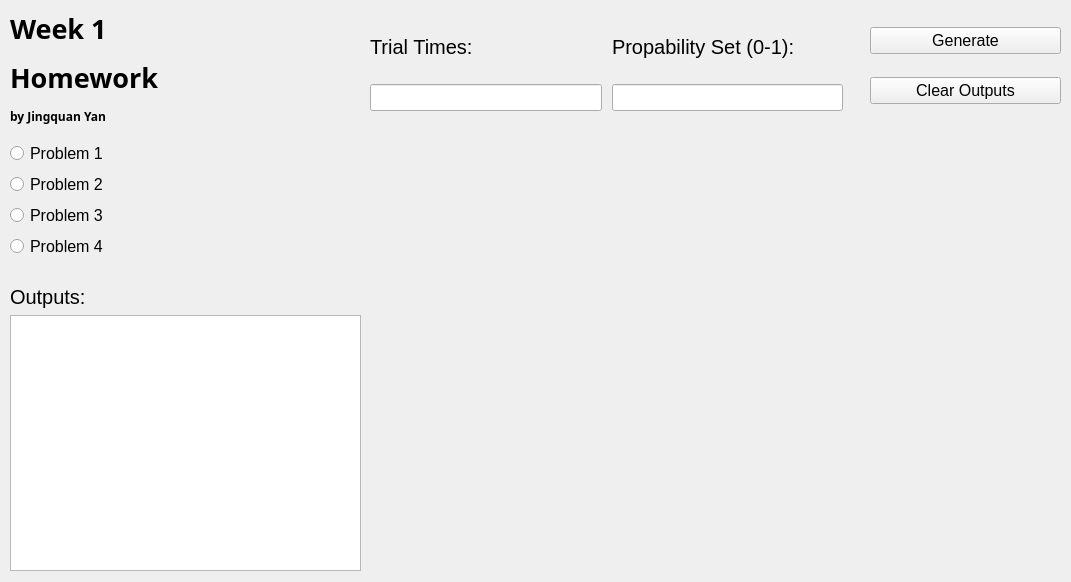
First picture: the form in HW1/mainWindow.ui, repository ethanyanjq/EE511, before the edit.
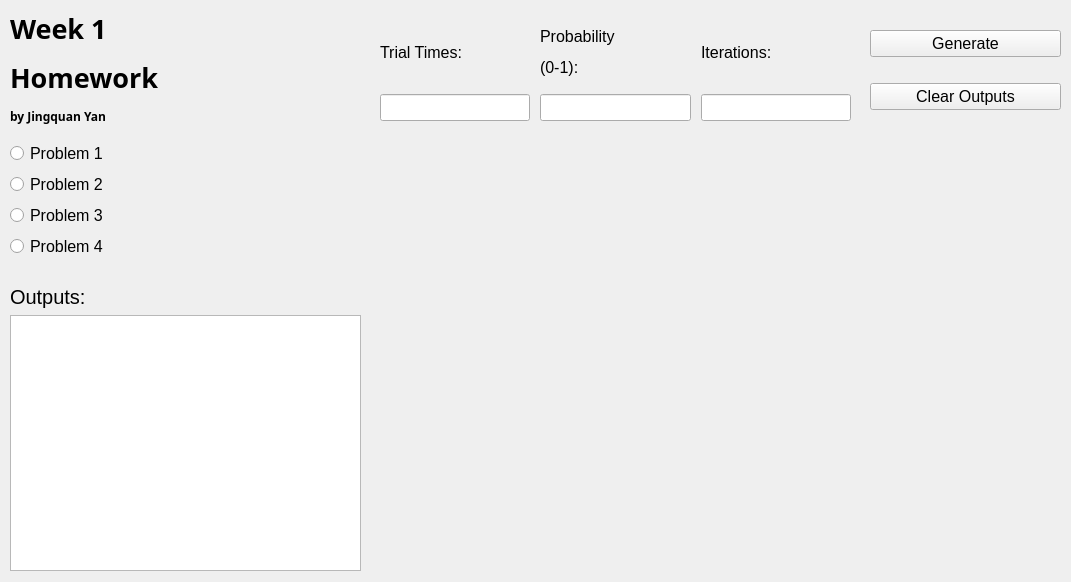
Second picture: the form after the edit. Custom widgets are drawn as their Qt base class.

What changed in the file:
```diff
--- a/HW1/mainWindow.ui
+++ b/HW1/mainWindow.ui
@@ -140,10 +140,10 @@
    <widget class="QWidget" name="gridLayoutWidget">
     <property name="geometry">
      <rect>
-      <x>360</x>
+      <x>370</x>
       <y>10</y>
-      <width>493</width>
-      <height>111</height>
+      <width>491</width>
+      <height>121</height>
      </rect>
     </property>
     <layout class="QGridLayout" name="gridLayout">
@@ -166,28 +166,19 @@
       <widget class="QLabel" name="label_4">
        <property name="font">
         <font>
-         <pointsize>15</pointsize>
-        </font>
-       </property>
-       <property name="text">
-        <string>Propability Set (0-1):</string>
-       </property>
-      </widget>
-     </item>
-     <item row="1" column="1">
-      <widget class="QLineEdit" name="lineEdit_2">
-       <property name="font">
-        <font>
          <pointsize>12</pointsize>
         </font>
        </property>
+       <property name="text">
+        <string>&lt;html&gt;&lt;head/&gt;&lt;body&gt;&lt;p&gt;Probability&lt;/p&gt;&lt;p&gt;(0-1):&lt;/p&gt;&lt;/body&gt;&lt;/html&gt;</string>
+       </property>
       </widget>
      </item>
      <item row="0" column="0">
       <widget class="QLabel" name="label_3">
        <property name="font">
         <font>
-         <pointsize>15</pointsize>
+         <pointsize>12</pointsize>
         </font>
        </property>
        <property name="text">
@@ -207,6 +198,36 @@
        </property>
       </widget>
      </item>
+     <item row="0" column="2">
+      <widget class="QLabel" name="label_5">
+       <property name="font">
+        <font>
+         <pointsize>12</pointsize>
+        </font>
+       </property>
+       <property name="text">
+        <string>Iterations:</string>
+       </property>
+      </widget>
+     </item>
+     <item row="1" column="1">
+      <widget class="QLineEdit" name="lineEdit_2">
+       <property name="font">
+        <font>
+         <pointsize>12</pointsize>
+        </font>
+       </property>
+      </widget>
+     </item>
+     <item row="1" column="2">
+      <widget class="QLineEdit" name="lineEdit_3">
+       <property name="font">
+        <font>
+         <pointsize>12</pointsize>
+        </font>
+       </property>
+      </widget>
+     </item>
     </layout>
    </widget>
    <widget class="QWidget" name="gridLayoutWidget_2">
@@ -215,7 +236,7 @@
       <x>870</x>
       <y>10</y>
       <width>191</width>
-      <height>111</height>
+      <height>121</height>
      </rect>
     </property>
     <layout class="QGridLayout" name="gridLayout_2">
```
